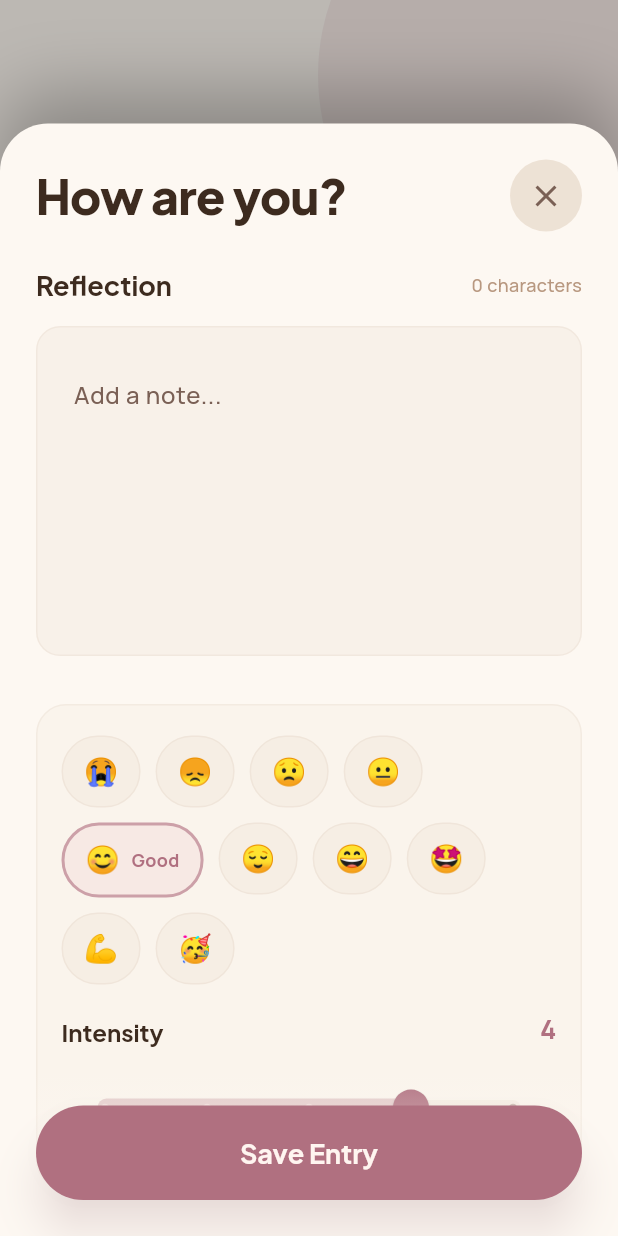
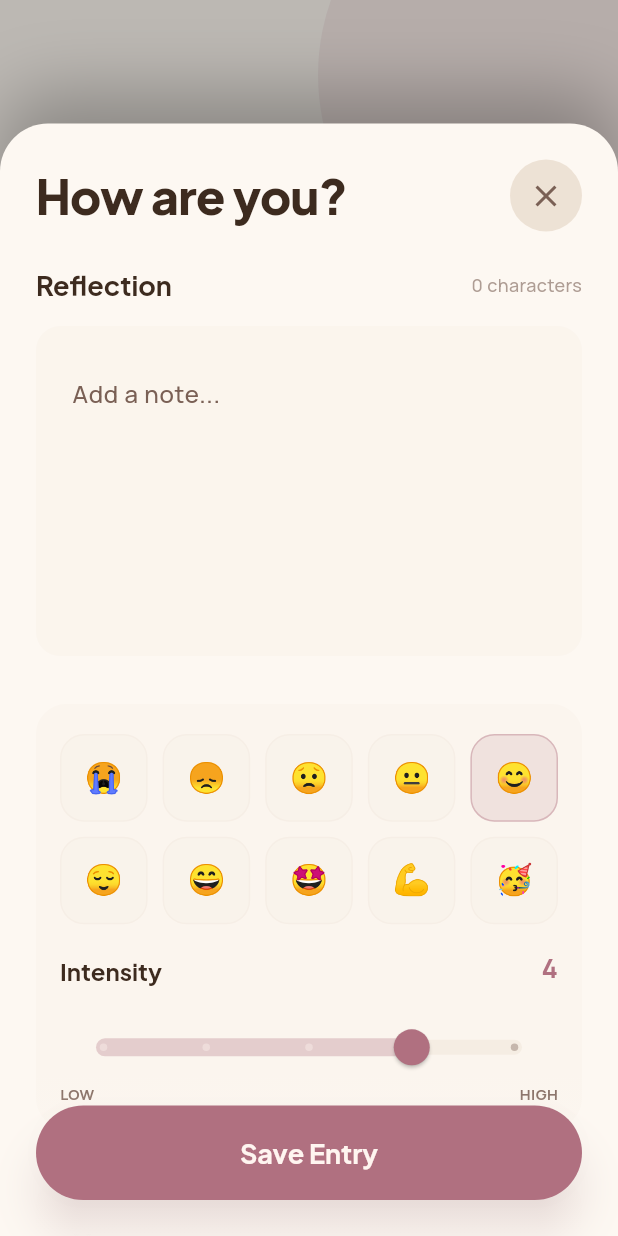
Before and after one commit to MelAlejandrino/laune, a Flutter app: the NewEntryScreen screen opened by its route, on a phone screen of 412 x 824 dp. Run offline on Flutter 3.47's test engine with Material 3 defaults, Android fonts, the light colour scheme and no system bars; our stand-ins replace flutter_local_notifications, go_router, google_fonts, local_auth, shared_preferences, timezone; accounts and stored records are empty.

Commit message:
fix: new entry layout

```diff
--- a/lib/screens/new_entry_screen.dart
+++ b/lib/screens/new_entry_screen.dart
@@ -187,49 +187,51 @@ class _NewEntryScreenState extends State<NewEntryScreen> {
 
   Widget _buildMoodSelector(BuildContext context) {
     final scheme = Theme.of(context).colorScheme;
-    return Wrap(
-      spacing: 10,
-      runSpacing: 10,
-      children: MoodType.values.map((mood) {
+    // A compact “segmented” grid keeps the mood picker modern and avoids
+    // horizontal sliding.
+    return GridView.builder(
+      shrinkWrap: true,
+      physics: const NeverScrollableScrollPhysics(),
+      itemCount: MoodType.values.length,
+      gridDelegate: const SliverGridDelegateWithFixedCrossAxisCount(
+        crossAxisCount: 5,
+        crossAxisSpacing: 10,
+        mainAxisSpacing: 10,
+        childAspectRatio: 1,
+      ),
+      itemBuilder: (context, index) {
+        final mood = MoodType.values[index];
         final isSelected = _selectedMood == mood;
-        return InkWell(
-          borderRadius: BorderRadius.circular(999),
+        return Tooltip(
+          message: mood.label,
+          child: InkWell(
+            borderRadius: BorderRadius.circular(16),
             onTap: () => setState(() => _selectedMood = mood),
             child: Container(
-            padding: const EdgeInsets.symmetric(horizontal: 14, vertical: 10),
+              alignment: Alignment.center,
               decoration: BoxDecoration(
                 color: isSelected
-                  ? scheme.primaryContainer.withOpacity(0.35)
-                  : scheme.surfaceVariant.withOpacity(0.15),
-              borderRadius: BorderRadius.circular(999),
+                    ? scheme.primary.withOpacity(0.14)
+                    : scheme.surfaceVariant.withOpacity(0.06),
+                borderRadius: BorderRadius.circular(16),
                 border: Border.all(
-                color: isSelected ? scheme.primary.withOpacity(0.6) : scheme.outline.withOpacity(0.1),
-                width: isSelected ? 2 : 1,
+                  color: isSelected
+                      ? scheme.primary.withOpacity(0.38)
+                      : scheme.outline.withOpacity(0.05),
+                  width: isSelected ? 1.0 : 1.0,
                 ),
               ),
-            child: Row(
-              mainAxisSize: MainAxisSize.min,
-              children: [
-                Text(
+              child: Text(
                 mood.emoji,
-                  style: const TextStyle(fontSize: 18),
-                ),
-                if (isSelected) ...[
-                  const SizedBox(width: 8),
-                  Text(
-                    mood.label,
                 style: TextStyle(
-                      fontSize: 12,
-                      fontWeight: FontWeight.bold,
-                      color: scheme.primary,
+                  fontSize: 20,
+                  color: isSelected ? scheme.primary : scheme.onSurfaceVariant,
                 ),
               ),
-                ],
-              ],
             ),
           ),
         );
-      }).toList(),
+      },
     );
   }
 
@@ -285,9 +287,8 @@ class _NewEntryScreenState extends State<NewEntryScreen> {
     return Container(
       padding: const EdgeInsets.all(16),
       decoration: BoxDecoration(
-        color: scheme.surfaceVariant.withOpacity(0.1),
+        color: scheme.surfaceVariant.withOpacity(0.07),
         borderRadius: BorderRadius.circular(20),
-        border: Border.all(color: scheme.outline.withOpacity(0.1)),
       ),
       child: Column(
         crossAxisAlignment: CrossAxisAlignment.start,
@@ -306,17 +307,17 @@ class _NewEntryScreenState extends State<NewEntryScreen> {
     return Container(
       padding: const EdgeInsets.all(16),
       decoration: BoxDecoration(
-        color: scheme.surfaceVariant.withOpacity(0.1),
+        color: scheme.surfaceVariant.withOpacity(0.07),
         borderRadius: BorderRadius.circular(20),
-        border: Border.all(color: scheme.outline.withOpacity(0.1)),
       ),
+      child: Theme(
+        data: Theme.of(context).copyWith(dividerColor: Colors.transparent),
         child: ExpansionTile(
           tilePadding: const EdgeInsets.symmetric(horizontal: 8),
           childrenPadding: const EdgeInsets.only(top: 12),
           title: Text(
             'More',
-          style: TextStyle(
-            fontSize: 16,
+            style: Theme.of(context).textTheme.titleMedium?.copyWith(
                   fontWeight: FontWeight.bold,
                   color: scheme.onSurfaceVariant,
                 ),
@@ -330,6 +331,7 @@ class _NewEntryScreenState extends State<NewEntryScreen> {
             _buildDateTimeSelector(context),
             const SizedBox(height: 8),
           ],
+        ),
       ),
     );
   }
@@ -348,7 +350,10 @@ class _NewEntryScreenState extends State<NewEntryScreen> {
             ),
             Text(
               '${_noteController.text.length} characters',
-              style: const TextStyle(fontSize: 12, color: AppTheme.outline),
+              style: TextStyle(
+                fontSize: 12,
+                color: scheme.onSurfaceVariant.withOpacity(0.6),
+              ),
             ),
           ],
         ),
@@ -357,9 +362,8 @@ class _NewEntryScreenState extends State<NewEntryScreen> {
           height: 220,
           padding: const EdgeInsets.all(24),
           decoration: BoxDecoration(
-            color: scheme.surfaceVariant.withOpacity(0.15),
+            color: scheme.surfaceVariant.withOpacity(0.08),
             borderRadius: BorderRadius.circular(16),
-            border: Border.all(color: scheme.outline.withOpacity(0.1)),
           ),
           child: TextField(
             controller: _noteController,
--- a/pubspec.yaml
+++ b/pubspec.yaml
@@ -16,7 +16,7 @@ publish_to: 'none' # Remove this line if you wish to publish to pub.dev
 # https://developer.apple.com/library/archive/documentation/General/Reference/InfoPlistKeyReference/Articles/CoreFoundationKeys.html
 # In Windows, build-name is used as the major, minor, and patch parts
 # of the product and file versions while build-number is used as the build suffix.
-version: 1.2.1+5
+version: 1.2.2+6
 
 environment:
   sdk: ^3.9.2
```
Lines whose indentation alone changed are shown as unchanged.
